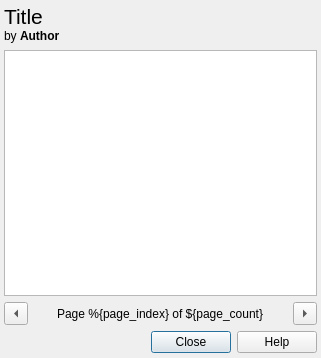
Old version of the form res/ui/content-information-dialog.ui in the repository smartboyhw/speechcontrol.
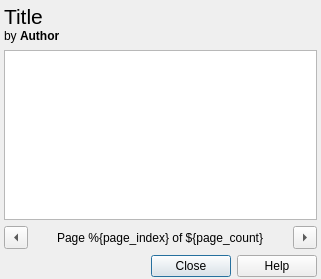
New version of the form. Icons and pictures are not drawn.

Diff of the .ui file:
```diff
--- a/res/ui/content-information-dialog.ui
+++ b/res/ui/content-information-dialog.ui
@@ -7,7 +7,7 @@
     <x>0</x>
     <y>0</y>
     <width>321</width>
-    <height>358</height>
+    <height>279</height>
    </rect>
   </property>
   <property name="windowTitle">
@@ -23,7 +23,7 @@
      <x>4</x>
      <y>4</y>
      <width>313</width>
-     <height>349</height>
+     <height>273</height>
     </rect>
    </property>
    <layout class="QVBoxLayout" name="verticalLayout">
@@ -60,7 +60,32 @@
      </widget>
     </item>
     <item>
-     <widget class="QPlainTextEdit" name="txtEdt"/>
+     <widget class="QPlainTextEdit" name="txtEdit">
+      <property name="autoFillBackground">
+       <bool>true</bool>
+      </property>
+      <property name="frameShape">
+       <enum>QFrame::StyledPanel</enum>
+      </property>
+      <property name="frameShadow">
+       <enum>QFrame::Sunken</enum>
+      </property>
+      <property name="lineWidth">
+       <number>0</number>
+      </property>
+      <property name="readOnly">
+       <bool>true</bool>
+      </property>
+      <property name="textInteractionFlags">
+       <set>Qt::TextBrowserInteraction</set>
+      </property>
+      <property name="backgroundVisible">
+       <bool>false</bool>
+      </property>
+      <property name="centerOnScroll">
+       <bool>true</bool>
+      </property>
+     </widget>
     </item>
     <item>
      <layout class="QHBoxLayout" name="horizontalLayout_2">
```
Left out of the diff: 21 changed lines with no effect on the pictures.
